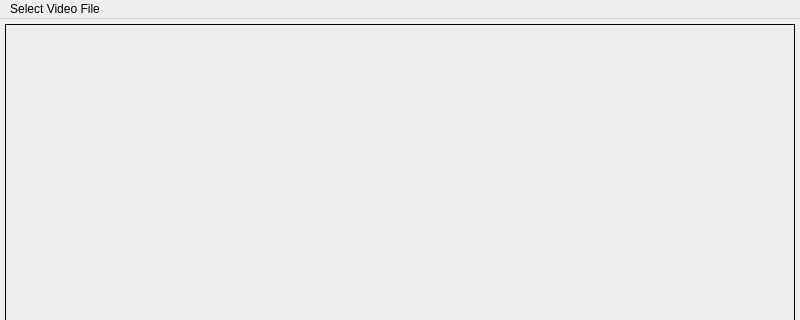
BenQUUU/Video-Player, file mainwindow.ui: the form before one commit; both pictures show x 0 to 800 and y 0 to 320 of the 800 by 600 pixel window.
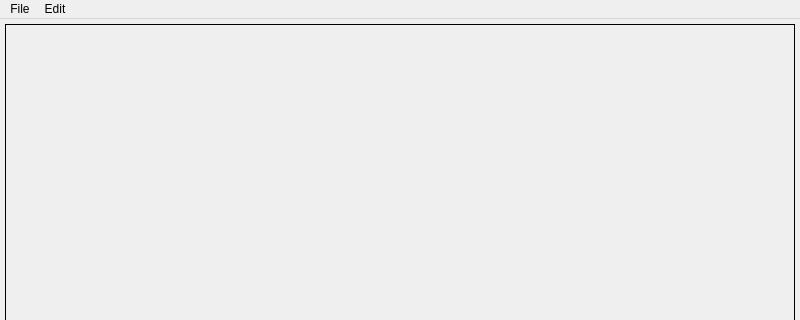
The form after the commit.

Commit message: introduced the operation of the video duration bar and the initial video processing algorithm

```diff
--- a/mainwindow.ui
+++ b/mainwindow.ui
@@ -174,11 +174,18 @@
    </property>
    <widget class="QMenu" name="menuSelect_Video_File">
     <property name="title">
-     <string>Select Video File</string>
+     <string>File</string>
     </property>
     <addaction name="actionOpen"/>
    </widget>
+   <widget class="QMenu" name="menuEdit">
+    <property name="title">
+     <string>Edit</string>
+    </property>
+    <addaction name="actionHuman_detection"/>
+   </widget>
    <addaction name="menuSelect_Video_File"/>
+   <addaction name="menuEdit"/>
   </widget>
   <widget class="QStatusBar" name="statusbar"/>
   <action name="actionOpen">
```
Left out of the diff: 5 changed lines with no effect on the pictures. The commit also changes 3 other files.
